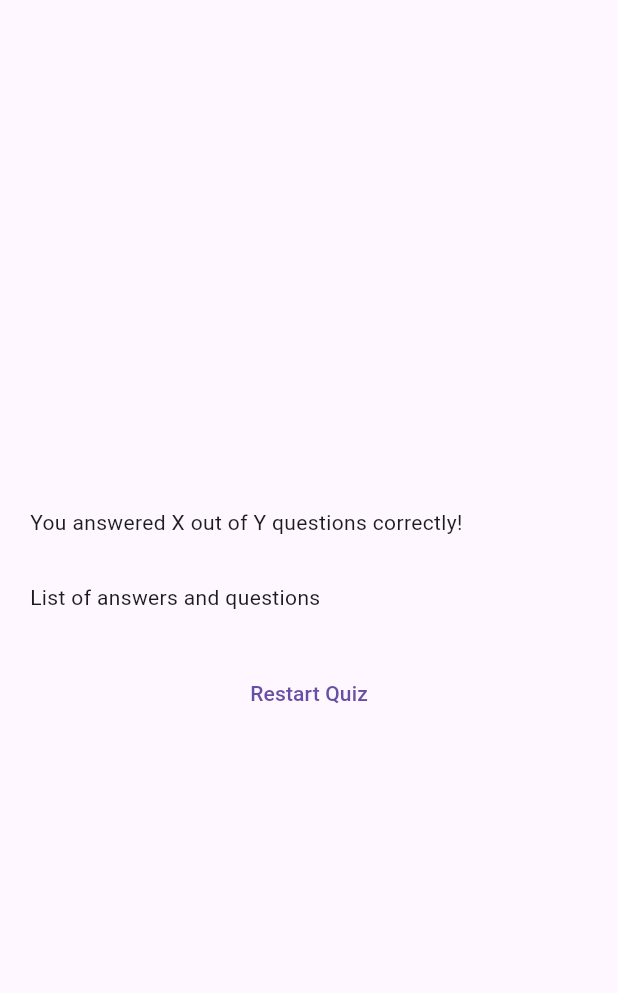
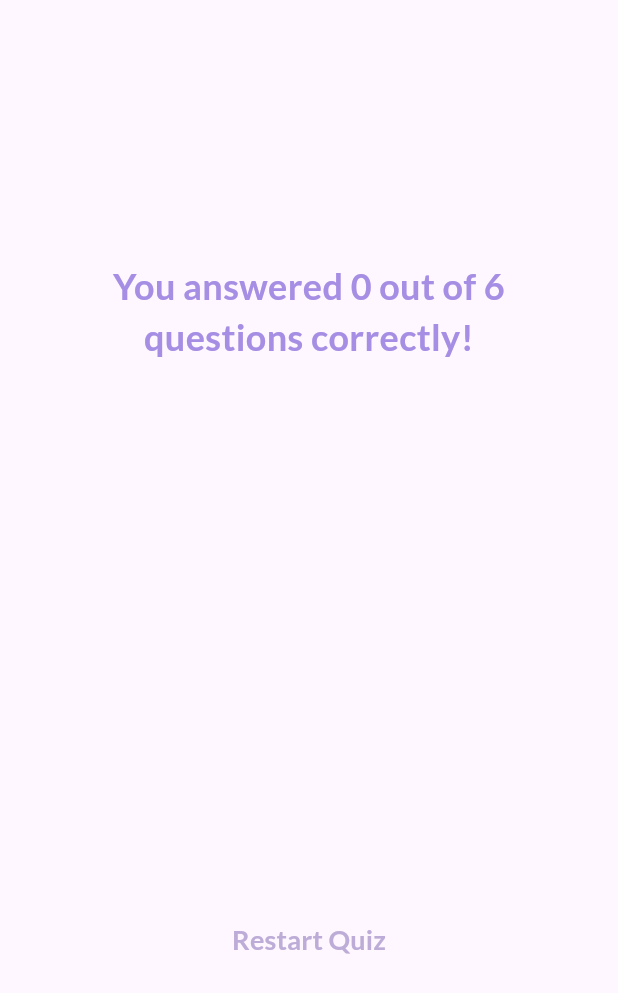
Before and after one commit to jaques67/UdemyFlutterDartComplete, a Flutter app: the ResultsScreen widget shown alone on an empty page, opened directly with empty values, on a phone screen of 412 x 824 dp. Shown: the top 993 px of the screen. Run offline on Flutter 3.47's test engine with Material 3 defaults, Android fonts, the phone set to English and light mode, and no system bars; our stand-ins replace google_fonts.

Commit message:
complete Quiz App

```diff
--- a/adv_basics/lib/results_screen.dart
+++ b/adv_basics/lib/results_screen.dart
@@ -1,14 +1,18 @@
 import 'package:flutter/material.dart';
+import 'package:google_fonts/google_fonts.dart';
 
 import 'data/questions.dart';
+import 'questions_summary.dart';
 
 class ResultsScreen extends StatelessWidget {
   const ResultsScreen({
     super.key,
     required this.chosenAnswers,
+    required this.restartQuiz,
   });
 
   final List<String> chosenAnswers;
+  final void Function() restartQuiz;
 
   List<Map<String, Object>> getSummaryData() {
     final List<Map<String, Object>> summary = [];
@@ -29,6 +33,12 @@ class ResultsScreen extends StatelessWidget {
 
   @override
   Widget build(BuildContext context) {
+    final summaryData = getSummaryData();
+    final numTotalQuestions = questions.length;
+    final numCorrectQuestions = summaryData
+        .where((data) => data['user_answer'] == data['correct_answer'])
+        .length;
+
     return SizedBox(
       width: double.infinity,
       child: Container(
@@ -37,13 +47,29 @@ class ResultsScreen extends StatelessWidget {
           mainAxisAlignment: MainAxisAlignment.center,
           crossAxisAlignment: CrossAxisAlignment.stretch,
           children: [
-            const Text("You answered X out of Y questions correctly!"),
+            Text(
+              "You answered $numCorrectQuestions out of $numTotalQuestions questions correctly!",
+              style: GoogleFonts.lato(
+                color: const Color.fromARGB(255, 165, 142, 227),
+                fontSize: 24,
+                fontWeight: FontWeight.bold,
+              ),
+              textAlign: TextAlign.center,
+            ),
             const SizedBox(height: 30),
-            const Text("List of answers and questions"),
+            QuestionsSummary(summaryData),
             const SizedBox(height: 30),
             TextButton(
-              onPressed: () {},
-              child: const Text("Restart Quiz"),
+              onPressed: restartQuiz,
+              child: Text(
+                "Restart Quiz",
+                style: GoogleFonts.lato(
+                  color: const Color.fromARGB(255, 188, 172, 215),
+                  fontSize: 18,
+                  fontWeight: FontWeight.bold,
+                ),
+                textAlign: TextAlign.center,
+              ),
             )
           ],
         ),
--- a/adv_basics/lib/start_screen.dart
+++ b/adv_basics/lib/start_screen.dart
@@ -24,7 +24,7 @@ class StartScreen extends StatelessWidget {
           Text(
             'Learn Flutter the fun way!',
             style: GoogleFonts.lato(
-              color: Color.fromARGB(255, 165, 142, 227),
+              color: const Color.fromARGB(255, 165, 142, 227),
               fontSize: 24,
               fontWeight: FontWeight.bold,
             ),
```
Also changed, not shown: adv_basics/lib/questions_summary.dart (+66 -1 lines), adv_basics/lib/quiz.dart (+9 -1 lines).
